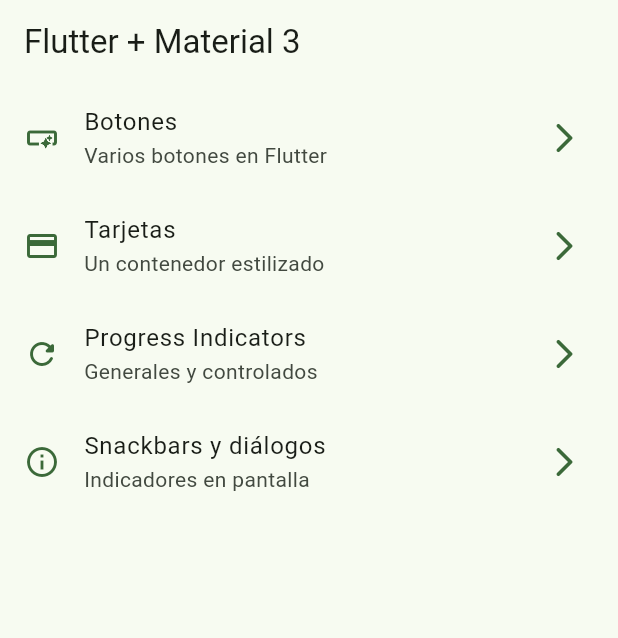
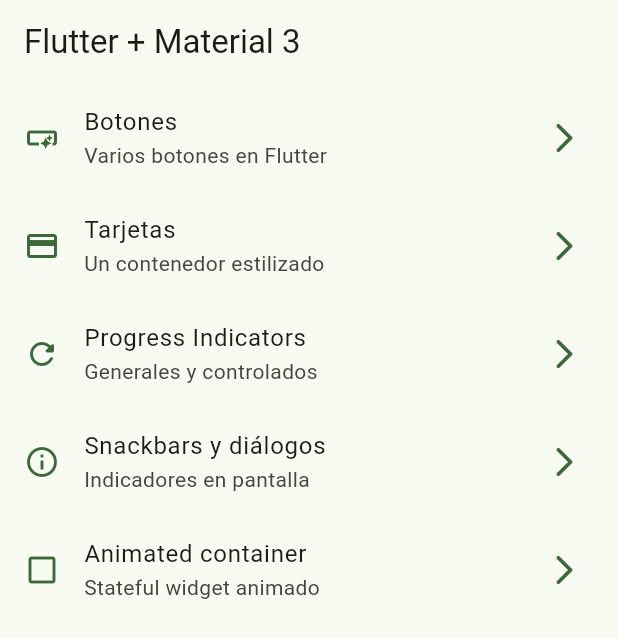
Before and after one commit to ctm187523/FlutterWidgets, a Flutter app: the screen it shows after launch, on a phone screen of 412 x 824 dp. Shown: the top 638 px of the screen. Run offline on Flutter 3.47's test engine with Material 2 defaults, Android fonts, the phone set to English and light mode, and no system bars; our stand-ins replace go_router.

Commit message:
Animated container terminado

```diff
--- a/lib/config/menu/menu_items.dart
+++ b/lib/config/menu/menu_items.dart
@@ -46,4 +46,10 @@ const appMenuItems = <MenuItem>[
     link: '/snackbars',
     icon: Icons.info_outline
   ),
+  MenuItem(
+    title: 'Animated container',
+    subTitle: 'Stateful widget animado',
+    link: '/animated',
+    icon: Icons.check_box_outline_blank_outlined
+  ),
 ];
--- a/lib/config/router/app_router.dart
+++ b/lib/config/router/app_router.dart
@@ -33,5 +33,10 @@ final appRouter = GoRouter(
       path: '/snackbars',
       builder: (context, state) => const SnackbarScreen(), //widget al que nos dirigimos
     ),
+    GoRoute(
+      name: AnimatedScreen.name, //el name es opcional cogemos el name del atributo estatico de la clase
+      path: '/animated',
+      builder: (context, state) => const AnimatedScreen(), //widget al que nos dirigimos
+    ),
   ],
 );
```
Also changed, not shown: lib/presentation/screens/animated/animated_screen.dart (+64 -2 lines).
